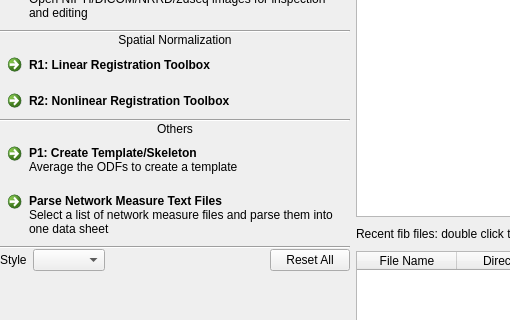
This is mainwindow.ui in frankyeh/DSI-Studio as Qt 5 draws it before an edit; both pictures show x 0 to 510 and y 115 to 435 of the 1048 by 700 pixel window. The edited form follows.
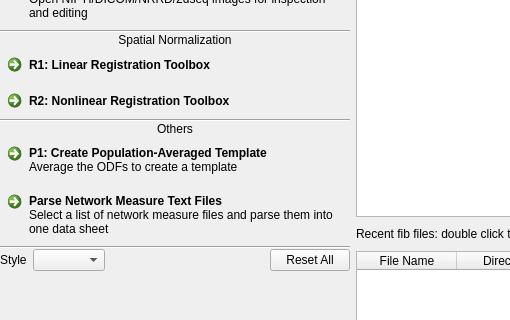
This is the edited form. The open tabs and pages were chosen to show the change. Icons and pictures are not drawn.

The edit to the form file:
```diff
--- a/mainwindow.ui
+++ b/mainwindow.ui
@@ -541,7 +541,7 @@
         <item>
          <widget class="QCommandLinkButton" name="averagefib">
           <property name="text">
-           <string>P1: Create Template/Skeleton</string>
+           <string>P1: Create Population-Averaged Template</string>
           </property>
           <property name="description">
            <string>Average the ODFs to create a template</string>
```
Left out of the diff: 2 changed lines with no effect on the pictures.
